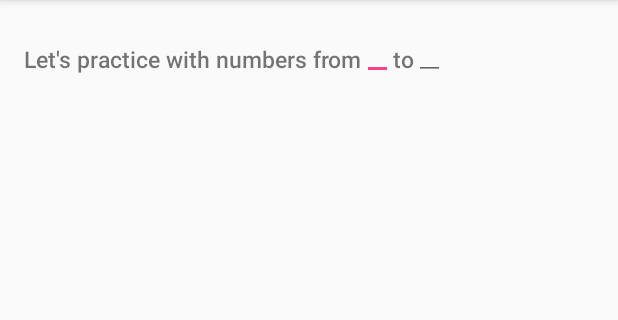
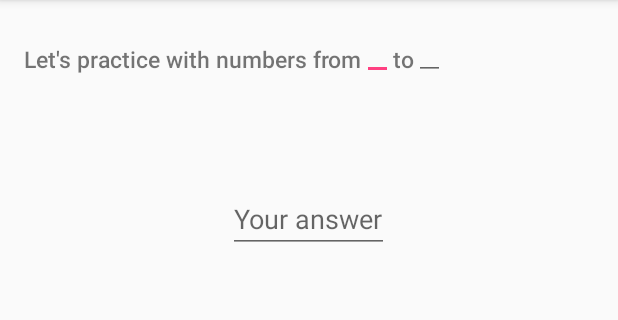
Before and after one commit to RazasSapir/MathIsFun, an Android app: the screen it shows after launch (MainActivity), on a phone screen of 412 x 824 dp, the part 84-404 px from its top. Run offline under Robolectric (Android 15) with nearby library versions, the phone set to English and light mode, and no system bars.

Commit message:
Java and layout

```diff
--- a/app/src/main/java/com/example/android/mathisfun/MainActivity.java
+++ b/app/src/main/java/com/example/android/mathisfun/MainActivity.java
@@ -4,7 +4,9 @@ import android.support.v7.app.AppCompatActivity;
 import android.os.Bundle;
 
 public class MainActivity extends AppCompatActivity {
-
+    int firstNumber;
+    int second;
+    int operator;
     @Override
     protected void onCreate(Bundle savedInstanceState) {
         super.onCreate(savedInstanceState);
--- a/app/src/main/res/layout/activity_main.xml
+++ b/app/src/main/res/layout/activity_main.xml
@@ -25,6 +25,7 @@
             android:textSize="15sp" />
 
         <EditText
+            android:hint="@string/tab"
             android:id="@+id/from_number"
             android:layout_width="wrap_content"
             android:layout_height="match_parent" />
@@ -39,12 +40,14 @@
             android:textSize="15sp" />
 
         <EditText
+            android:hint="@string/tab"
             android:id="@+id/to_number"
             android:layout_width="wrap_content"
             android:layout_height="match_parent" />
     </LinearLayout>
 
     <LinearLayout
+        android:layout_marginTop="16dp"
         android:layout_width="match_parent"
         android:layout_height="wrap_content"
         android:orientation="horizontal">
@@ -66,5 +69,13 @@
             android:layout_width="wrap_content"
             android:layout_height="wrap_content"
             android:textSize="28sp" />
+
     </LinearLayout>
+    <EditText
+        android:layout_marginTop="16dp"
+        android:id="@+id/user_answer"
+        android:layout_gravity="center_horizontal"
+        android:hint="@string/answer"
+        android:layout_width="wrap_content"
+        android:layout_height="wrap_content" />
 </LinearLayout>
--- a/app/src/main/res/values/strings.xml
+++ b/app/src/main/res/values/strings.xml
@@ -2,4 +2,6 @@
     <string name="app_name">MathIsFun</string>
     <string name="description">"Let's practice with numbers from"</string>
     <string name="to">to</string>
+    <string name="tab"></string>
+    <string name="answer">Your answer</string>
 </resources>
```
